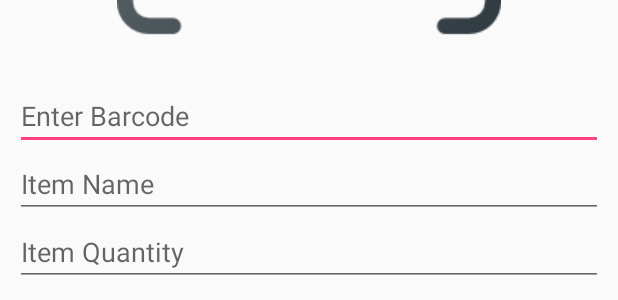
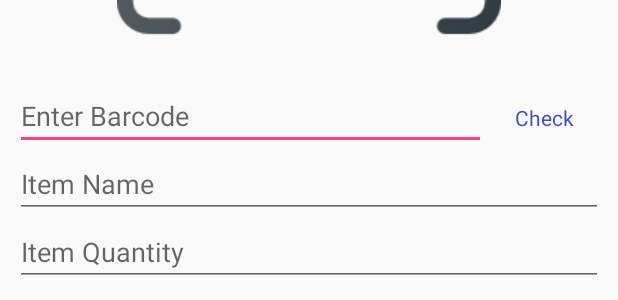
Before and after one commit to shashankkhochikar/PackeTrackingApp, an Android app: the layout custom_new_item_alert_dialog.xml on its own in the app's theme, with its tools: preview values and no code run, on a phone screen of 412 x 824 dp. Shown: the part 382-682 px from the top of the screen. Run offline under Robolectric (Android 15) with nearby library versions, the light colour scheme and no system bars; network calls fail.

Commit message:
init commit

```diff
--- a/app/src/main/res/layout/custom_new_item_alert_dialog.xml
+++ b/app/src/main/res/layout/custom_new_item_alert_dialog.xml
@@ -38,7 +38,14 @@
                 app:layout_constraintTop_toBottomOf="@+id/textView"
                 tools:ignore="InvalidId,MissingConstraints" />
 
+            <LinearLayout
+                android:layout_width="match_parent"
+                android:layout_height="match_parent"
+                android:orientation="horizontal"
+                android:weightSum="2">
+
                 <EditText
+                    android:layout_weight="0.4"
                     android:id="@+id/edTxtItemBarcode"
                     android:layout_width="match_parent"
                     android:layout_height="wrap_content"
@@ -46,6 +53,19 @@
                     android:inputType="number"
                     app:layout_constraintTop_toBottomOf="@+id/scanBarcode"
                     tools:ignore="MissingConstraints" />
+
+                <TextView
+                    android:layout_weight="1.6"
+                    android:id="@+id/textViewCheckBarcode"
+                    android:layout_width="match_parent"
+                    android:layout_height="wrap_content"
+                    android:padding="8dp"
+                    android:text="Check"
+                    android:textAlignment="center"
+                    android:textColor="@color/colorPrimary"/>
+
+            </LinearLayout>
+
 
             <EditText
                 android:id="@+id/edTxtItemName"
```
Also changed, not shown: app/src/main/java/com/example/vinayak/pakingmaster/CustomerDetailsActivity.java (+51 -0 lines). Lines whose indentation alone changed are shown as unchanged.
